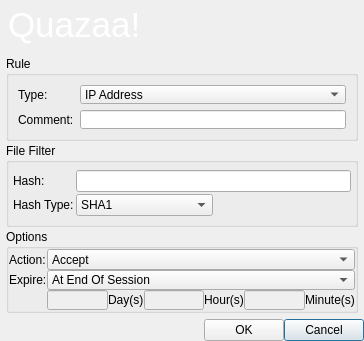
Above: trunk/dialogaddrule.ui from c3c/quazaa before the change. Below: the same form after it.
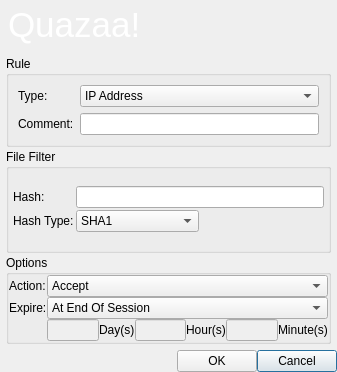
That is the form after the change. Icons and pictures are not drawn.

What changed in the file:
```diff
--- a/trunk/dialogaddrule.ui
+++ b/trunk/dialogaddrule.ui
@@ -6,22 +6,10 @@
    <rect>
     <x>0</x>
     <y>0</y>
-    <width>364</width>
+    <width>337</width>
     <height>341</height>
    </rect>
   </property>
-  <property name="minimumSize">
-   <size>
-    <width>364</width>
-    <height>341</height>
-   </size>
-  </property>
-  <property name="maximumSize">
-   <size>
-    <width>364</width>
-    <height>341</height>
-   </size>
-  </property>
   <property name="windowTitle">
    <string>Security Rule</string>
   </property>
```
